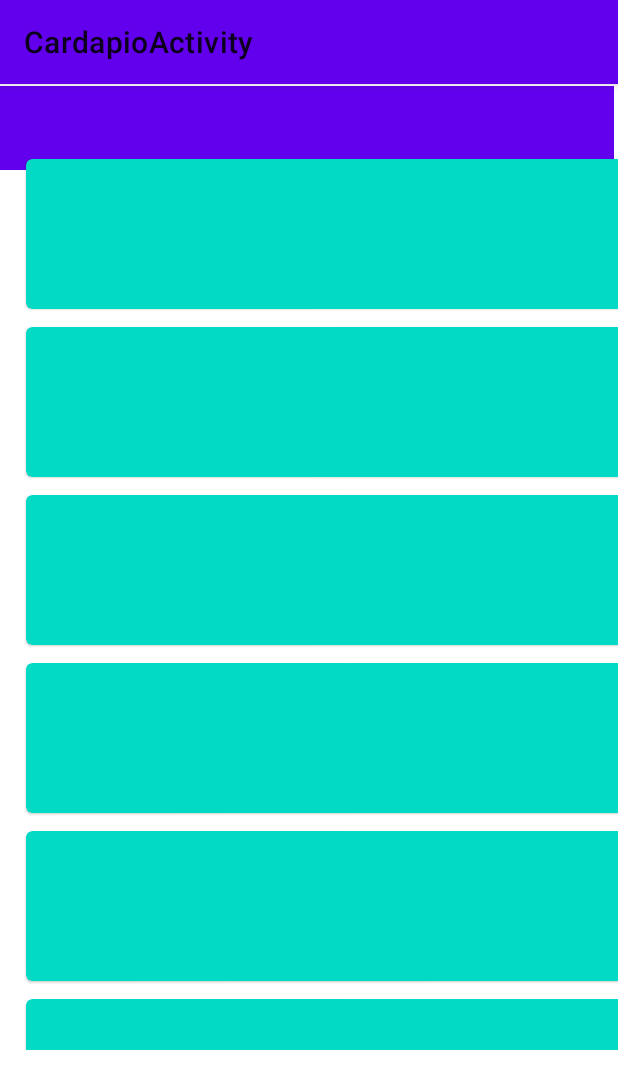
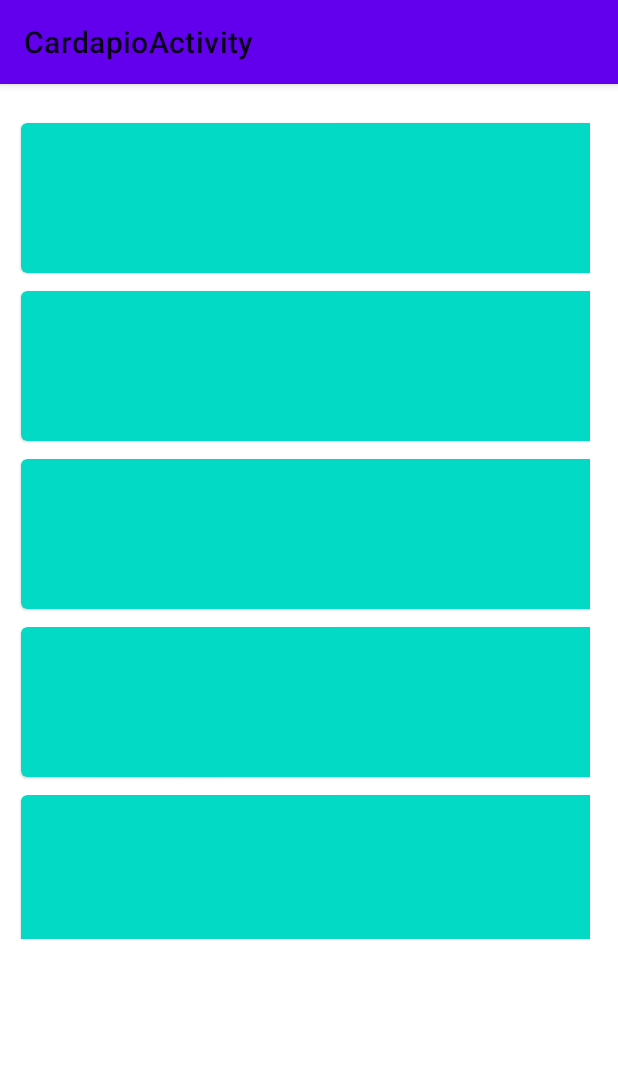
Before and after one commit to WebsterAlan/Delivery, an Android app: the screen it shows after launch (CardapioActivity), on a phone screen of 412 x 824 dp. Shown: the top 1089 px of the screen. Run offline under Robolectric (Android 15) with nearby library versions, the phone set to English and light mode, and no system bars.

Commit message:
Refatoração e ajuste de Layout do MaterialCardView e RecyclerView.

```diff
--- a/app/src/main/java/br/com/delivery/ui/cardapio/CardapioActivity.java
+++ b/app/src/main/java/br/com/delivery/ui/cardapio/CardapioActivity.java
@@ -2,6 +2,8 @@ package br.com.delivery.ui.cardapio;
 
 import android.os.Bundle;
 import androidx.appcompat.app.AppCompatActivity;
+import androidx.appcompat.widget.LinearLayoutCompat;
+import androidx.recyclerview.widget.GridLayoutManager;
 import androidx.recyclerview.widget.LinearLayoutManager;
 import androidx.recyclerview.widget.RecyclerView;
 import br.com.delivery.R;
@@ -17,8 +19,8 @@ public class CardapioActivity extends AppCompatActivity {
     protected void onCreate(Bundle savedInstanceState) {
         super.onCreate(savedInstanceState);
         setContentView(R.layout.activity_cardapio);
+        recyclerView = (RecyclerView) findViewById(R.id.my_recycler_view);
 
-        recyclerView = (RecyclerView) findViewById(R.id.my_recycler_view);
         recyclerView.setHasFixedSize(true);
         layoutManager = new LinearLayoutManager(this);
         recyclerView.setLayoutManager(layoutManager);
--- a/app/src/main/java/br/com/delivery/ui/cardapio/CardapioAdapter.java
+++ b/app/src/main/java/br/com/delivery/ui/cardapio/CardapioAdapter.java
@@ -1,11 +1,8 @@
 package br.com.delivery.ui.cardapio;
 
 import android.view.LayoutInflater;
-import android.view.View;
 import android.view.ViewGroup;
-import android.widget.TextView;
 import androidx.annotation.NonNull;
-import androidx.cardview.widget.CardView;
 import androidx.recyclerview.widget.RecyclerView;
 import br.com.delivery.R;
 import com.google.android.material.card.MaterialCardView;
@@ -32,7 +29,7 @@ public class CardapioAdapter extends RecyclerView.Adapter<CardapioAdapter.MyView
 
     @Override
     public MyViewHolder onCreateViewHolder(@NonNull ViewGroup parent, int viewType) {
-        MaterialCardView v = (MaterialCardView) LayoutInflater.from(parent.getContext()).inflate(R.layout.my_text_view, parent, false);
+        MaterialCardView v = (MaterialCardView) LayoutInflater.from(parent.getContext()).inflate(R.layout.itens_cardapio, parent, false);
         MyViewHolder vh = new MyViewHolder(v);
         return vh;
     }
--- a/app/src/main/res/layout/activity_cardapio.xml
+++ b/app/src/main/res/layout/activity_cardapio.xml
@@ -5,23 +5,14 @@
                                                    xmlns:android="http://schemas.android.com/apk/res/android"
                                                    android:layout_height="match_parent"
                                                    android:layout_width="match_parent">
-    <androidx.appcompat.widget.Toolbar
-            android:layout_width="409dp"
-            android:layout_height="wrap_content"
-            android:background="?attr/colorPrimary"
-            android:theme="?attr/actionBarTheme"
-            android:minHeight="?attr/actionBarSize" android:id="@+id/toolbar3"
-            app:layout_constraintTop_toTopOf="parent" android:layout_marginTop="1dp"
-            app:layout_constraintStart_toStartOf="parent" android:layout_marginEnd="2dp"
-            app:layout_constraintEnd_toEndOf="parent"/>
-
 
     <androidx.recyclerview.widget.RecyclerView
             android:id="@+id/my_recycler_view"
             android:scrollbars="vertical"
-            android:layout_marginTop="44dp"
-            android:layout_marginStart="-400dp"
+            android:layout_marginTop="20dp"
+            android:layout_marginStart="8dp"
+            android:layout_marginEnd="18.6dp"
             android:layout_width="match_parent"
-            android:layout_height="600dp"/>
+            android:layout_height="550dp"/>
 
 </androidx.appcompat.widget.LinearLayoutCompat>
--- /dev/null
+++ b/app/src/main/res/layout/itens_cardapio.xml
@@ -0,0 +1,13 @@
+<?xml version="1.0" encoding="utf-8"?>
+
+<com.google.android.material.card.MaterialCardView
+xmlns:android="http://schemas.android.com/apk/res/android"
+android:layout_margin="6dp"
+android:textColor="@color/colorAccent"
+android:layout_width="400dp"
+android:layout_height="100dp"
+android:backgroundTint="@color/colorAccent"
+android:clickable="true"
+android:focusable="true"
+android:checkable="true">.
+</com.google.android.material.card.MaterialCardView>
--- a/app/src/main/res/layout/my_text_view.xml
+++ /dev/null
@@ -1,13 +0,0 @@
-<?xml version="1.0" encoding="utf-8"?>
-<com.google.android.material.card.MaterialCardView
-        xmlns:android="http://schemas.android.com/apk/res/android"
-        android:layout_margin="6dp"
-        android:textColor="@color/colorAccent"
-        android:layout_width="400dp"
-        android:layout_height="100dp"
-        android:backgroundTint="@color/colorAccent"
-        android:clickable="true"
-        android:focusable="true"
-        android:checkable="true">
-
- </com.google.android.material.card.MaterialCardView>
```
